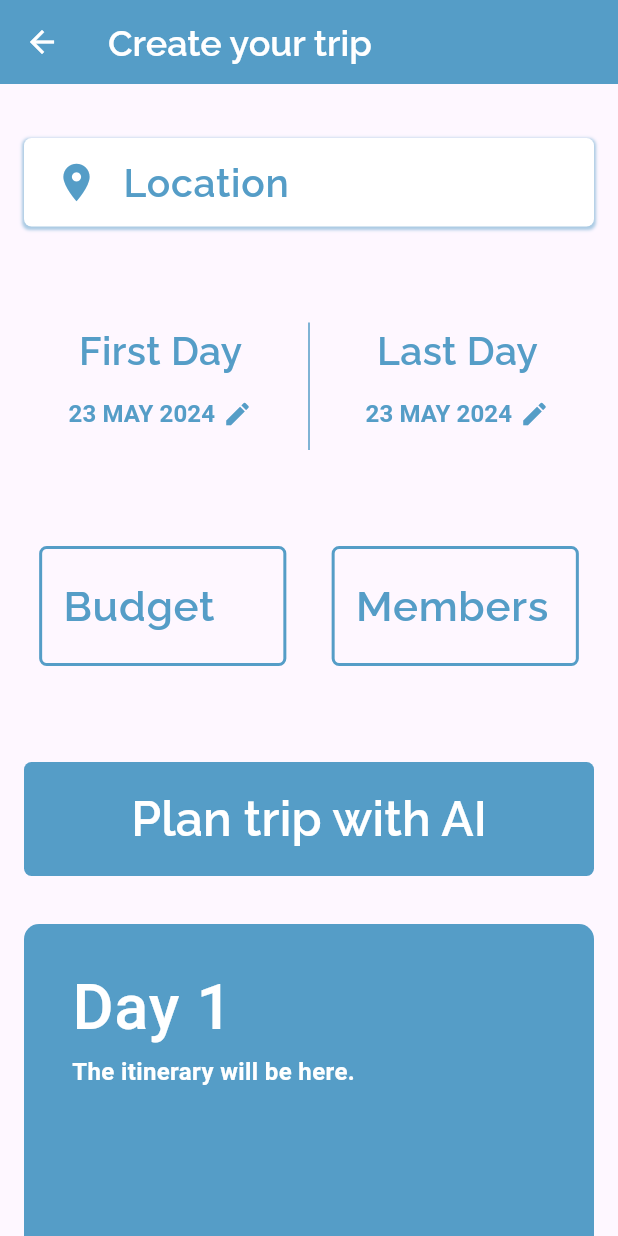
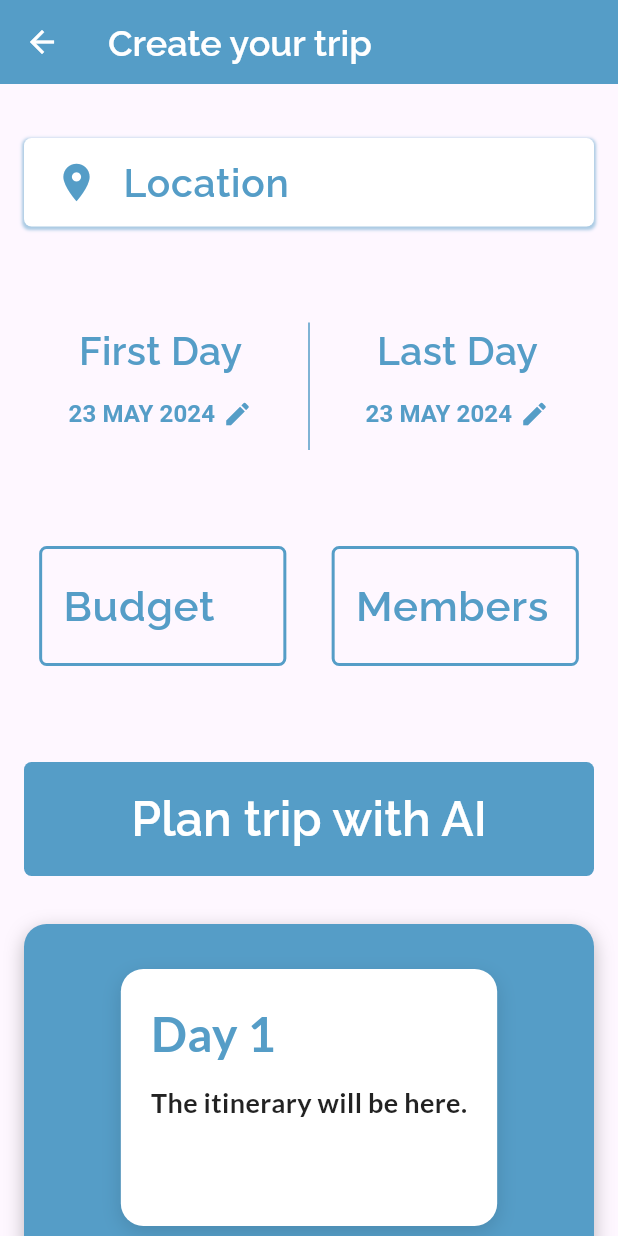
Before and after one commit to Emanuel532/Wigo, a Flutter app: the AddTripScreen screen opened by its route, on a phone screen of 412 x 824 dp. Run offline on Flutter 3.47's test engine with Material 3 defaults, Android fonts, the phone set to English and light mode, and no system bars; drawn by our look-alikes of carousel_slider; our stand-ins replace cloud_firestore, firebase_auth, firebase_core, go_router, google_fonts, google_sign_in; missing offline and left inert: dart_openai; accounts and stored records are empty; generated files the repository leaves out were written again.

Commit message:
changed itinerary design

```diff
--- a/lib/widgets/itinerary.dart
+++ b/lib/widgets/itinerary.dart
@@ -21,12 +21,46 @@ class _ItineraryBoxState extends State<ItineraryBox> {
   Widget build(BuildContext context) {
     int days = widget.itineraryItems.length;
 
+    if (days == 0) {
+      return Container(
+        decoration: BoxDecoration(
+          color: Color(0xFF559DC7),
+          borderRadius: BorderRadius.circular(15.0),
+          boxShadow: [
+            BoxShadow(
+              color: Colors.black26,
+              offset: Offset(0, 4),
+              blurRadius: 10.0,
+            ),
+          ],
+        ),
+        padding: EdgeInsets.all(20.0),
+        child: Center(
+          child: Text(
+            'No itinerary available',
+            style: GoogleFonts.lato(
+              fontWeight: FontWeight.bold,
+              fontSize: 24,
+              color: Colors.white,
+            ),
+          ),
+        ),
+      );
+    }
+
     return Container(
       decoration: BoxDecoration(
-        color: Color.fromARGB(255, 85, 157, 199),
-        borderRadius: BorderRadius.circular(10.0),
+        color: Color(0xFF559DC7),
+        borderRadius: BorderRadius.circular(15.0),
+        boxShadow: [
+          BoxShadow(
+            color: Colors.black26,
+            offset: Offset(0, 4),
+            blurRadius: 10.0,
+          ),
+        ],
       ),
-      padding: EdgeInsets.all(16.0),
+      padding: EdgeInsets.all(20.0),
       child: Column(
         crossAxisAlignment: CrossAxisAlignment.stretch,
         children: [
@@ -36,28 +70,62 @@ class _ItineraryBoxState extends State<ItineraryBox> {
             options: CarouselOptions(
               viewportFraction: 1.0,
               enableInfiniteScroll: true,
+              autoPlay: true,
+              autoPlayInterval: Duration(seconds: 5),
+              enlargeCenterPage: true,
+              enlargeStrategy: CenterPageEnlargeStrategy.height,
             ),
             itemBuilder: (BuildContext context, int index, int realIndex) {
               int dayNumber = index + 1;
-              return ListTile(
-                title: Text(
-                  'Day $dayNumber',
-                  style: TextStyle(
-                    fontWeight: FontWeight.w500,
-                    fontSize: 42,
-                    color: Color.fromARGB(255, 255, 255, 255),
-                  ),
+              return Container(
+                margin: EdgeInsets.symmetric(vertical: 10.0),
+                padding: EdgeInsets.all(20.0),
+                decoration: BoxDecoration(
+                  color: Colors.white,
+                  borderRadius: BorderRadius.circular(15.0),
+                  boxShadow: [
+                    BoxShadow(
+                      color: Colors.black12,
+                      offset: Offset(0, 4),
+                      blurRadius: 10.0,
+                    ),
+                  ],
                 ),
-                subtitle: SingleChildScrollView(
-                  child: Text(
-                    widget.itineraryItems[
-                        index], // Use the itinerary item for this day
-                    style: TextStyle(
-                      fontWeight: FontWeight.w600,
-                      fontSize: 16,
-                      color: Color.fromARGB(255, 255, 255, 255),
+                child: Column(
+                  crossAxisAlignment: CrossAxisAlignment.start,
+                  children: [
+                    Text(
+                      'Day $dayNumber',
+                      style: GoogleFonts.lato(
+                        fontWeight: FontWeight.bold,
+                        fontSize: 32,
+                        color: Color(0xFF559DC7),
+                      ),
                     ),
-                  ),
+                    SizedBox(height: 10.0),
+                    Expanded(
+                      child: SingleChildScrollView(
+                        child: Column(
+                          crossAxisAlignment: CrossAxisAlignment.start,
+                          children: widget.itineraryItems[index]
+                              .split('\n')
+                              .map((paragraph) => Padding(
+                                    padding:
+                                        const EdgeInsets.only(bottom: 16.0),
+                                    child: Text(
+                                      paragraph,
+                                      style: GoogleFonts.lato(
+                                        fontWeight: FontWeight.w600,
+                                        fontSize: 18,
+                                        color: Colors.black87,
+                                      ),
+                                    ),
+                                  ))
+                              .toList(),
+                        ),
+                      ),
+                    ),
+                  ],
                 ),
               );
             },
```
